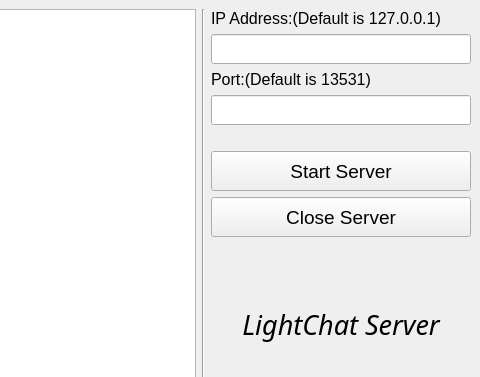
Qt form LightChatServer/mainwindow.ui (zimufengyan/LightChat_QT) before a commit; both pictures show x 263 to 743 and y 0 to 377 of the 743 by 612 pixel window.
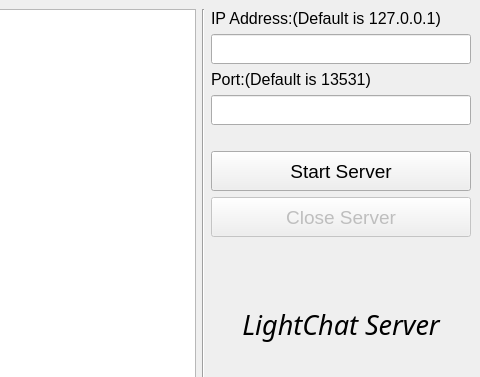
The same form after that commit.

```diff
--- a/LightChatServer/mainwindow.ui
+++ b/LightChatServer/mainwindow.ui
@@ -144,6 +144,9 @@
         </item>
         <item>
          <widget class="QPushButton" name="closeBtn">
+          <property name="enabled">
+           <bool>false</bool>
+          </property>
           <property name="minimumSize">
            <size>
             <width>0</width>
```
